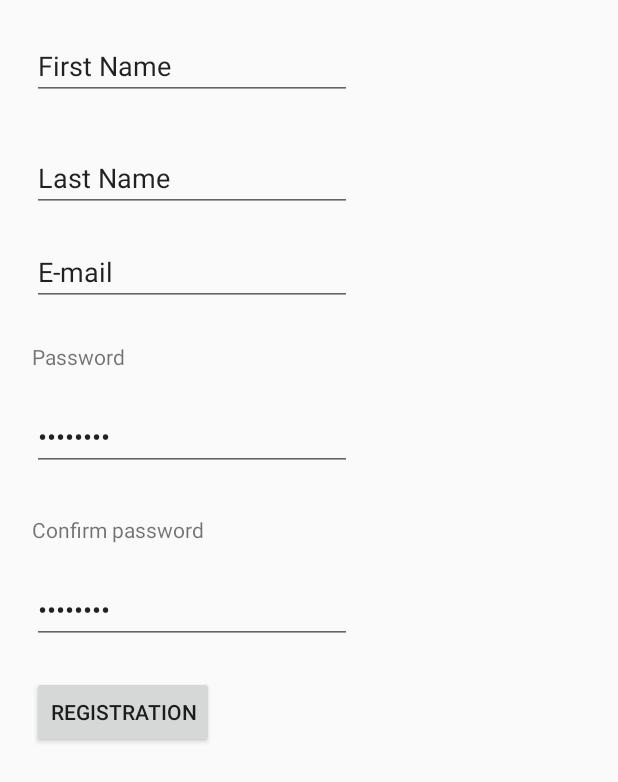
After one commit to KarenkovID/ITMO-Climbing, an Android app: the fragment RegistrationFragment placed in its activity, on a phone screen of 412 x 824 dp. The commit adds this screen. Shown: the top 782 px of the screen. Run offline under Robolectric (Android 15) with nearby library versions, the phone set to English and light mode, and no system bars.

Commit message:
Migrate to fragments

```diff
--- a/app/build.gradle
+++ b/app/build.gradle
@@ -26,5 +26,6 @@ dependencies {
     })
     compile 'com.android.support:appcompat-v7:24.2.1'
     compile 'com.android.support:design:24.2.1'
+    compile 'com.android.support:support-v4:24.2.1'
     testCompile 'junit:junit:4.12'
 }
--- /dev/null
+++ b/app/src/main/java/ru/climbing/itmo/itmoclimbing/LoginActivity.java
@@ -0,0 +1,20 @@
+package ru.climbing.itmo.itmoclimbing;
+
+import android.os.Bundle;
+import android.support.v7.app.AppCompatActivity;
+
+public class LoginActivity extends AppCompatActivity {
+
+    @Override
+    public void onCreate(Bundle savedInstanceState) {
+        super.onCreate(savedInstanceState);
+        setContentView(R.layout.activity_login);
+
+        if (savedInstanceState == null) {
+            getSupportFragmentManager()
+                    .beginTransaction()
+                    .add(R.id.activity_login_container, new LoginFragment())
+                    .commit();
+        }
+    }
+}
--- /dev/null
+++ b/app/src/main/java/ru/climbing/itmo/itmoclimbing/LoginFragment.java
@@ -0,0 +1,51 @@
+package ru.climbing.itmo.itmoclimbing;
+
+import android.os.Bundle;
+import android.support.annotation.Nullable;
+import android.support.v4.app.Fragment;
+import android.view.LayoutInflater;
+import android.view.View;
+import android.view.ViewGroup;
+import android.widget.Button;
+
+public class LoginFragment extends Fragment {
+
+    public LoginFragment() {
+    }
+
+    @Override
+    public View onCreateView(LayoutInflater inflater, ViewGroup container,
+                             Bundle savedInstanceState) {
+        return inflater.inflate(R.layout.fragment_login, container, false);
+    }
+
+    @Override
+    public void onViewCreated(View view, @Nullable Bundle savedInstanceState) {
+        super.onViewCreated(view, savedInstanceState);
+
+        Button buttonLogin = (Button) view.findViewById(R.id.button_login);
+        Button buttonRegister = (Button) view.findViewById(R.id.button_register);
+
+        buttonLogin.setOnClickListener(new View.OnClickListener() {
+            @Override
+            public void onClick(View v) {
+                getFragmentManager()
+                        .beginTransaction()
+                        .replace(R.id.activity_login_container, new InFragment())
+                        .addToBackStack(null)
+                        .commit();
+            }
+        });
+
+        buttonRegister.setOnClickListener(new View.OnClickListener() {
+            @Override
+            public void onClick(View v) {
+                getFragmentManager()
+                        .beginTransaction()
+                        .replace(R.id.activity_login_container, new RegistrationFragment())
+                        .addToBackStack(null)
+                        .commit();
+            }
+        });
+    }
+}
--- /dev/null
+++ b/app/src/main/java/ru/climbing/itmo/itmoclimbing/RegistrationFragment.java
@@ -0,0 +1,19 @@
+package ru.climbing.itmo.itmoclimbing;
+
+import android.os.Bundle;
+import android.support.v4.app.Fragment;
+import android.view.LayoutInflater;
+import android.view.View;
+import android.view.ViewGroup;
+
+public class RegistrationFragment extends Fragment {
+
+    public RegistrationFragment() {
+    }
+
+    @Override
+    public View onCreateView(LayoutInflater inflater, ViewGroup container,
+                             Bundle savedInstanceState) {
+        return inflater.inflate(R.layout.fragment_registration, container, false);
+    }
+}
--- /dev/null
+++ b/app/src/main/res/layout/activity_login.xml
@@ -0,0 +1,5 @@
+<?xml version="1.0" encoding="utf-8"?>
+<FrameLayout xmlns:android="http://schemas.android.com/apk/res/android"
+    android:id="@+id/activity_login_container"
+    android:layout_width="match_parent"
+    android:layout_height="match_parent" />
--- a/app/src/main/res/layout/activity_main.xml
+++ b/app/src/main/res/layout/activity_main.xml
@@ -22,5 +22,4 @@
         app:headerLayout="@layout/nav_header_main"
         app:menu="@menu/activity_main_drawer" />
 
-
 </android.support.v4.widget.DrawerLayout>
--- /dev/null
+++ b/app/src/main/res/layout/fragment_registration.xml
@@ -0,0 +1,90 @@
+<?xml version="1.0" encoding="utf-8"?>
+<RelativeLayout xmlns:android="http://schemas.android.com/apk/res/android"
+    android:layout_width="match_parent"
+    android:layout_height="match_parent"
+    android:orientation="vertical">
+
+    <EditText
+        android:id="@+id/fFName"
+        android:layout_width="wrap_content"
+        android:layout_height="wrap_content"
+        android:layout_alignParentStart="true"
+        android:layout_alignParentTop="true"
+        android:layout_marginStart="21dp"
+        android:layout_marginTop="21dp"
+        android:ems="10"
+        android:inputType="textPersonName"
+        android:text="First Name" />
+
+    <EditText
+        android:id="@+id/fLName"
+        android:layout_width="wrap_content"
+        android:layout_height="wrap_content"
+        android:layout_alignStart="@+id/fFName"
+        android:layout_below="@+id/fFName"
+        android:layout_marginTop="29dp"
+        android:ems="10"
+        android:inputType="textPersonName"
+        android:text="Last Name" />
+
+    <EditText
+        android:id="@+id/fMail"
+        android:layout_width="wrap_content"
+        android:layout_height="wrap_content"
+        android:layout_alignStart="@+id/fLName"
+        android:layout_below="@+id/fLName"
+        android:layout_marginTop="17dp"
+        android:ems="10"
+        android:inputType="textEmailAddress"
+        android:text="E-mail" />
+
+    <TextView
+        android:id="@+id/fPasswordText"
+        android:layout_width="wrap_content"
+        android:layout_height="wrap_content"
+        android:layout_alignStart="@+id/fMail"
+        android:layout_below="@+id/fMail"
+        android:layout_marginTop="24dp"
+        android:text="Password" />
+
+    <EditText
+        android:id="@+id/fPassword"
+        android:layout_width="wrap_content"
+        android:layout_height="wrap_content"
+        android:layout_alignEnd="@+id/fMail"
+        android:layout_below="@+id/fPasswordText"
+        android:layout_marginTop="21dp"
+        android:ems="10"
+        android:inputType="textPassword"
+        android:text="password" />
+
+    <TextView
+        android:id="@+id/fConfirmText"
+        android:layout_width="wrap_content"
+        android:layout_height="wrap_content"
+        android:layout_alignStart="@+id/fPassword"
+        android:layout_below="@+id/fPassword"
+        android:layout_marginTop="29dp"
+        android:text="Confirm password" />
+
+    <EditText
+        android:id="@+id/fConfirm"
+        android:layout_width="wrap_content"
+        android:layout_height="wrap_content"
+        android:layout_alignEnd="@+id/fPassword"
+        android:layout_below="@+id/fConfirmText"
+        android:layout_marginTop="21dp"
+        android:ems="10"
+        android:inputType="textPassword"
+        android:text="password" />
+
+    <Button
+        android:id="@+id/fRegistration"
+        android:layout_width="wrap_content"
+        android:layout_height="wrap_content"
+        android:layout_alignStart="@+id/fConfirm"
+        android:layout_below="@+id/fConfirm"
+        android:layout_marginTop="21dp"
+        android:text="REGISTRATION" />
+
+</RelativeLayout>
```
Also changed, not shown: app/src/main/AndroidManifest.xml (+13 -0 lines), app/src/main/java/ru/climbing/itmo/itmoclimbing/InFragment.java (added, +19 -0 lines), app/src/main/java/ru/climbing/itmo/itmoclimbing/InnActivity.java (deleted, +0 -16 lines), app/src/main/res/layout/fragment_in.xml (renamed from app/src/main/res/layout/activity_in.xml, +17 -16 lines), app/src/main/res/layout/fragment_login.xml (added, +31 -0 lines).
